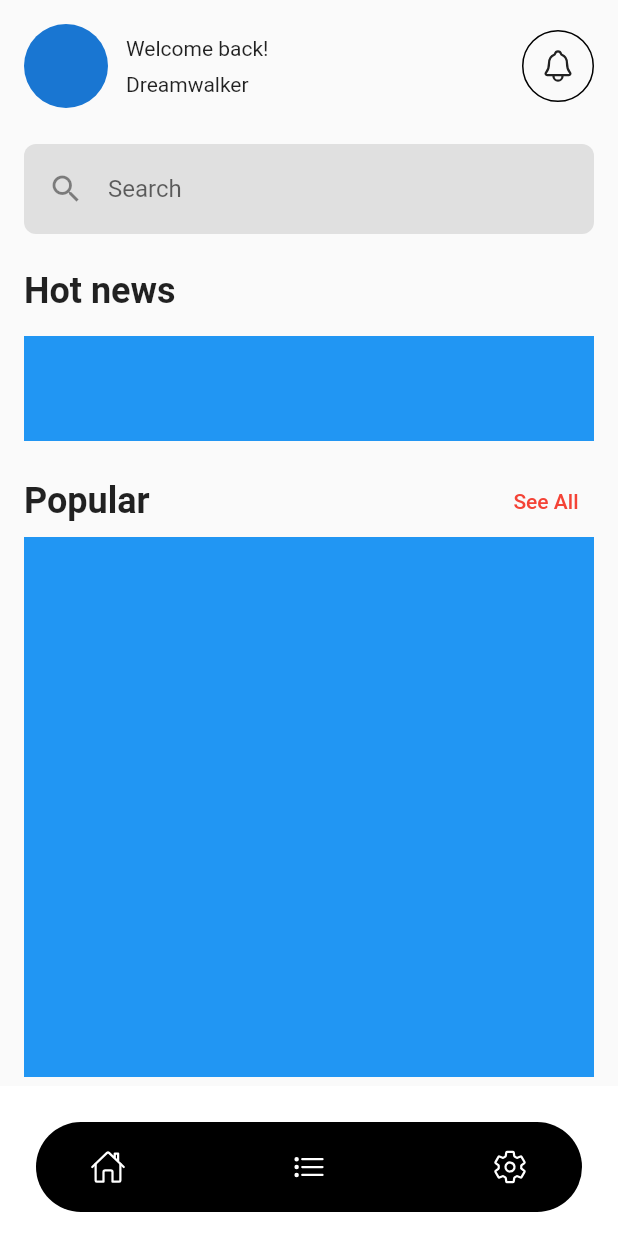
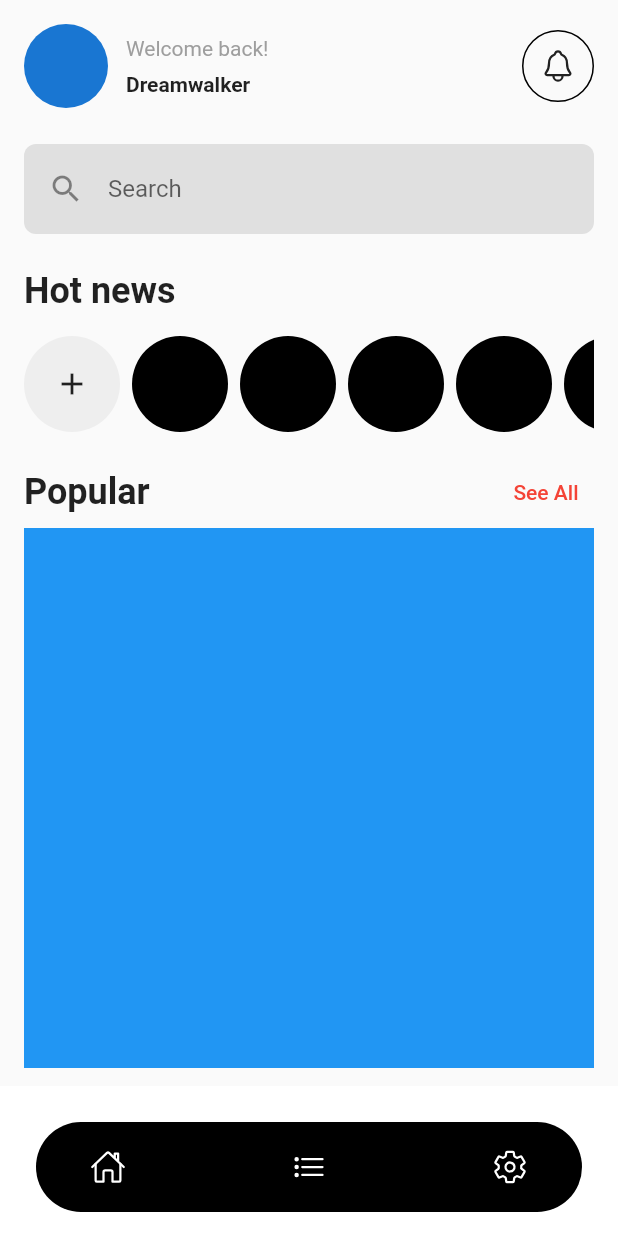
Before and after one commit to JAICHANGPARK/flutter_notebook_chapter_24, a Flutter app: the NewsAppMainPage screen opened directly, on a phone screen of 412 x 824 dp. Run offline on Flutter 3.47's test engine with Material 2 defaults, Android fonts, the phone set to English and light mode, and no system bars; our stand-ins replace flutter_riverpod, freezed_annotation, ionicons, percent_indicator; missing offline and left inert: crypto_font_icons; network calls fail.

Commit message:
Update news_app_main_apge.dart

```diff
--- a/lib/ep1377_news_app/view/news_app_main_apge.dart
+++ b/lib/ep1377_news_app/view/news_app_main_apge.dart
@@ -33,12 +33,22 @@ class _NewsAppMainPageState extends State<NewsAppMainPage> {
                       ),
                       Column(
                         crossAxisAlignment: CrossAxisAlignment.start,
-                        children: [
-                          const Text("Welcome back!"),
-                          const SizedBox(
+                        children: const [
+                          Text(
+                            "Welcome back!",
+                            style: TextStyle(
+                              color: Colors.grey,
+                            ),
+                          ),
+                          SizedBox(
                             height: 8,
                           ),
-                          const Text("Dreamwalker")
+                          Text(
+                            "Dreamwalker",
+                            style: TextStyle(
+                              fontWeight: FontWeight.bold,
+                            ),
+                          )
                         ],
                       ),
                       const Spacer(),
@@ -85,8 +95,41 @@ class _NewsAppMainPageState extends State<NewsAppMainPage> {
                           ),
                           Container(
                             margin: EdgeInsets.symmetric(vertical: 16),
-                            height: 70,
-                            color: Colors.blue,
+                            height: 64,
+                            child: Row(
+                              children: [
+                                Container(
+                                  height: 64,
+                                  width: 64,
+                                  margin: EdgeInsets.only(right: 8),
+                                  decoration: BoxDecoration(
+                                    shape: BoxShape.circle,
+                                    color: Colors.grey[200],
+                                  ),
+                                  child: IconButton(
+                                    onPressed: () {},
+                                    icon: Icon(
+                                      Icons.add,
+                                    ),
+                                  ),
+                                ),
+                                Expanded(
+                                    child: ListView.builder(
+                                        scrollDirection: Axis.horizontal,
+                                        itemCount: 10,
+                                        itemBuilder: (context, index) {
+                                          return Container(
+                                            height: 64,
+                                            width: 64,
+                                            margin: EdgeInsets.only(right: 8),
+                                            decoration: BoxDecoration(
+                                              shape: BoxShape.circle,
+                                              color: Colors.black,
+                                            ),
+                                          );
+                                        }))
+                              ],
+                            ),
                           ),
                           Row(
                             mainAxisAlignment: MainAxisAlignment.spaceBetween,
```
Lines whose indentation alone changed are shown as unchanged.
